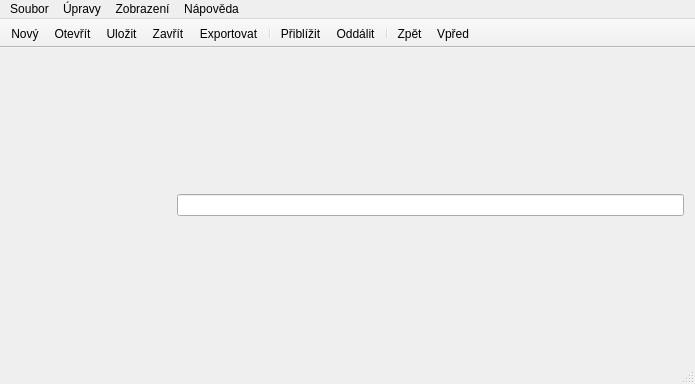
First picture: the form in mainwindow.ui, repository alda519/crossdurr, before the edit.
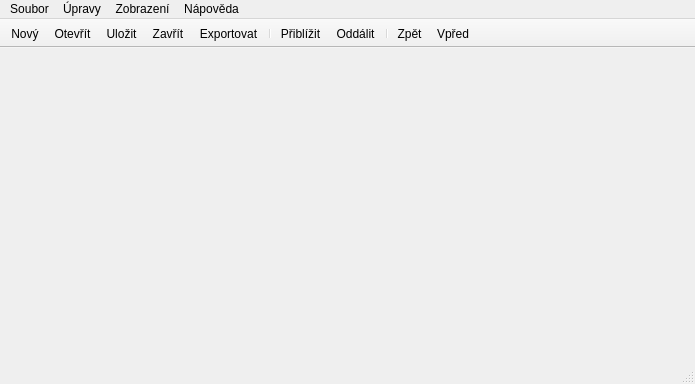
Second picture: the form after the edit. Icons and pictures are not drawn.

Commit message: highlighting and auto-tab

Patch:
```diff
--- a/mainwindow.ui
+++ b/mainwindow.ui
@@ -20,11 +20,19 @@
    <string>Křížovky za Áčko</string>
   </property>
   <widget class="QWidget" name="centralWidget">
+   <property name="sizePolicy">
+    <sizepolicy hsizetype="Minimum" vsizetype="Preferred">
+     <horstretch>0</horstretch>
+     <verstretch>0</verstretch>
+    </sizepolicy>
+   </property>
    <layout class="QGridLayout" name="gridLayout">
     <item row="0" column="1">
      <layout class="QGridLayout" name="fields">
       <item row="0" column="0">
-       <widget class="QLineEdit" name="lineEdit"/>
+       <widget class="QWidget" name="widget_2" native="true">
+        <zorder>widget</zorder>
+       </widget>
       </item>
      </layout>
     </item>
```
Left out of the diff: 2 changed lines with no effect on the pictures. The commit also changes 6 other files.
